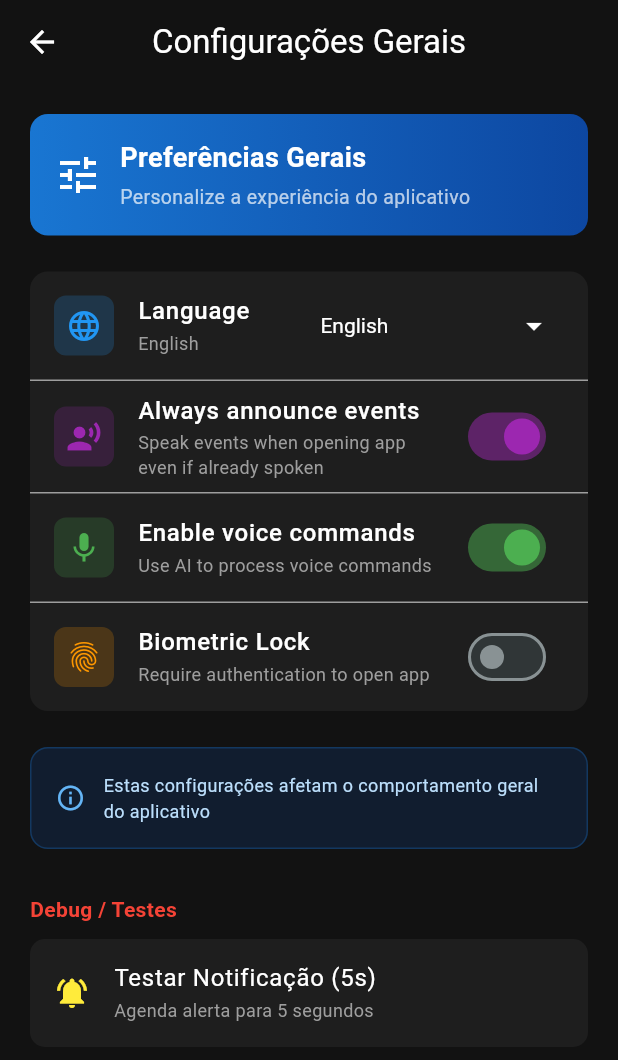
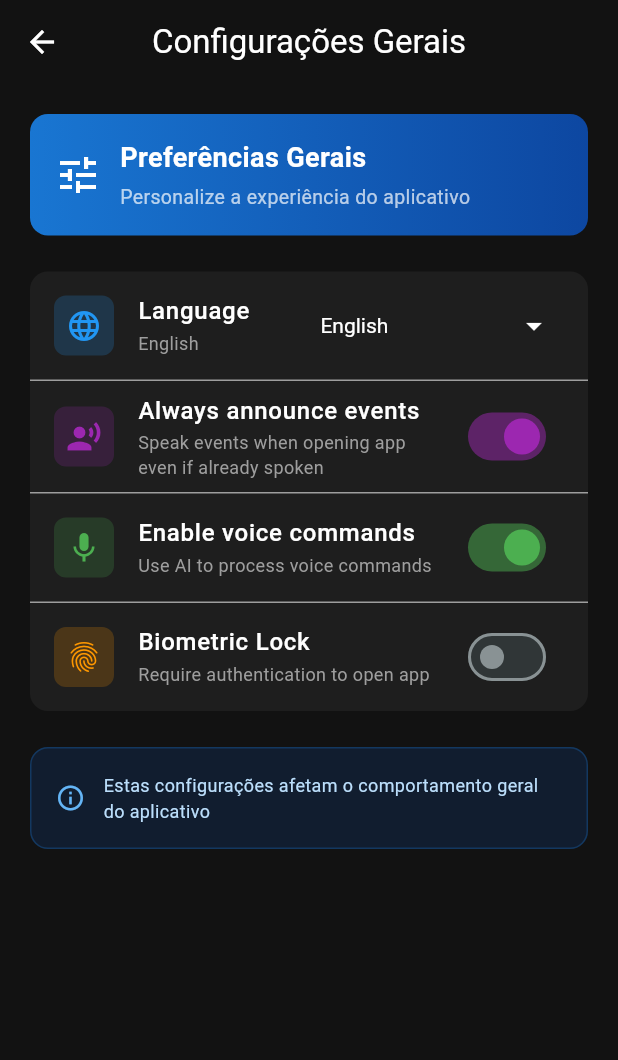
Before and after one commit to abreuretto72/FinAgeVoz, a Flutter app: the GeneralSettingsScreen screen opened directly, on a phone screen of 412 x 824 dp. Shown: the top 1060 px of the screen. Run offline on Flutter 3.47's test engine with Material 3 defaults, Android fonts, the light colour scheme and no system bars; our stand-ins replace animate_do, avatar_glow, cloud_firestore, connectivity_plus, csv, file_picker and 23 more; missing offline and left inert: device_calendar, googleapis, icalendar_parser; accounts and stored records are empty; generated files the repository leaves out were written again; statements that could not run were skipped.

Commit message:
chore(debug): Remove temporary diagnostics tools (FAB and Test Button) for production release.

```diff
--- a/lib/screens/general_settings_screen.dart
+++ b/lib/screens/general_settings_screen.dart
@@ -2,6 +2,7 @@ import 'package:flutter/material.dart';
 import '../services/database_service.dart';
 import '../services/auth_service.dart';
 import '../services/notification_service.dart';
+import 'package:flutter_local_notifications/flutter_local_notifications.dart';
 import '../utils/localization.dart';
 
 class GeneralSettingsScreen extends StatefulWidget {
@@ -314,48 +315,7 @@ class _GeneralSettingsScreenState extends State<GeneralSettingsScreen> {
                 ),
               ),
 
-              const SizedBox(height: 30),
-               // Debug Section
-              Text(
-                "Debug / Testes",
-                style: const TextStyle(
-                  color: Colors.red,
-                  fontSize: 14,
-                  fontWeight: FontWeight.bold,
-                ),
-              ),
-              const SizedBox(height: 10),
-              Container(
-                decoration: BoxDecoration(
-                  color: const Color(0xFF1E1E1E),
-                  borderRadius: BorderRadius.circular(10),
-                ),
-                child: ListTile(
-                  leading: const Icon(Icons.notifications_active, color: Colors.yellow),
-                  title: const Text("Testar Notificação (5s)", style: TextStyle(color: Colors.white)),
-                  subtitle: const Text("Agenda alerta para 5 segundos", style: TextStyle(color: Colors.grey, fontSize: 12)),
-                  onTap: () async {
-                     try {
-                         final now = DateTime.now();
-                         final future = now.add(const Duration(seconds: 5));
-                         await NotificationService().scheduleEvent(
-                            99999,
-                            "Teste de Notificação",
-                            "Se você está vendo isso, o sistema funciona! (${future.hour}:${future.minute}:${future.second})",
-                            future
-                         );
 
-                         if (context.mounted) {
-                            ScaffoldMessenger.of(context).showSnackBar(
-                               const SnackBar(content: Text("Agendado para 5 segundos... Feche o app ou bloqueie a tela!")),
-                            );
-                         }
-                     } catch (e) {
-                         print("DEBUG ERROR: $e");
-                     }
-                  },
-                ),
-              ),
             ],
           ),
         ),
--- a/lib/services/notification_service.dart
+++ b/lib/services/notification_service.dart
@@ -13,7 +13,9 @@ class NotificationService {
   factory NotificationService() => _instance;
   NotificationService._internal();
 
-  final FlutterLocalNotificationsPlugin _notificationsPlugin = FlutterLocalNotificationsPlugin();
+  final FlutterLocalNotificationsPlugin notificationsPlugin = FlutterLocalNotificationsPlugin();
+  // Getter for backward compatibility if needed, or update calls
+  FlutterLocalNotificationsPlugin get _notificationsPlugin => notificationsPlugin;
   bool _initialized = false;
 
   // Cache calculated intervals to avoid redundant math if needed, but for now direct calc.
```
Also changed, not shown: lib/screens/settings_screen.dart (+0 -41 lines).
